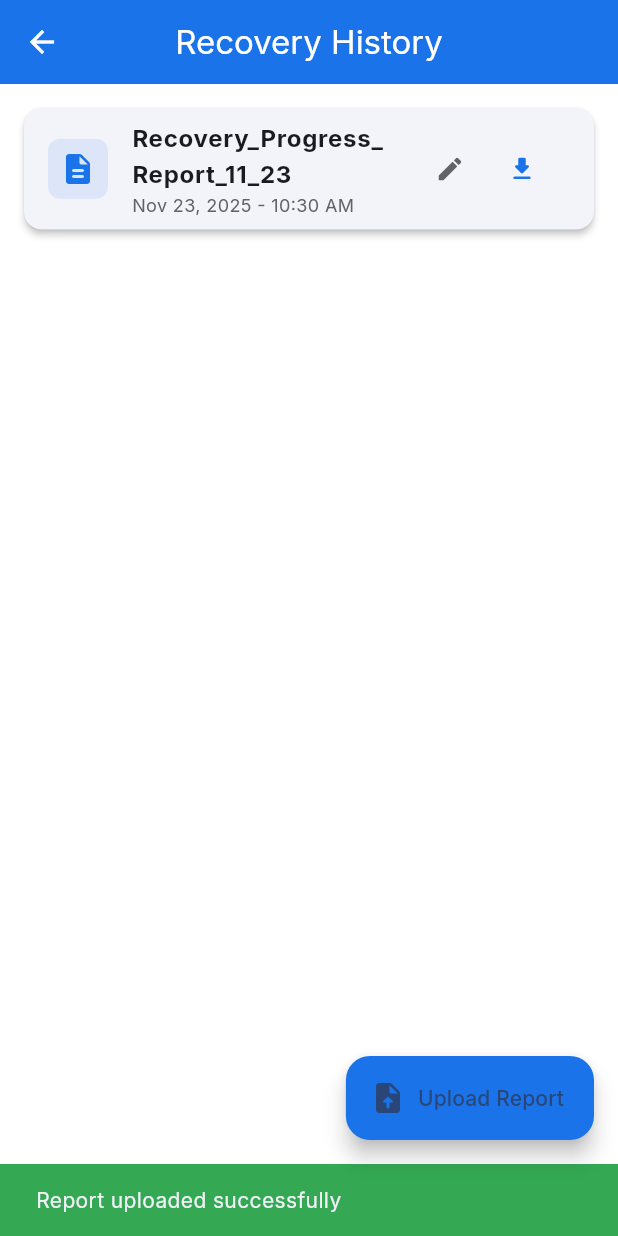
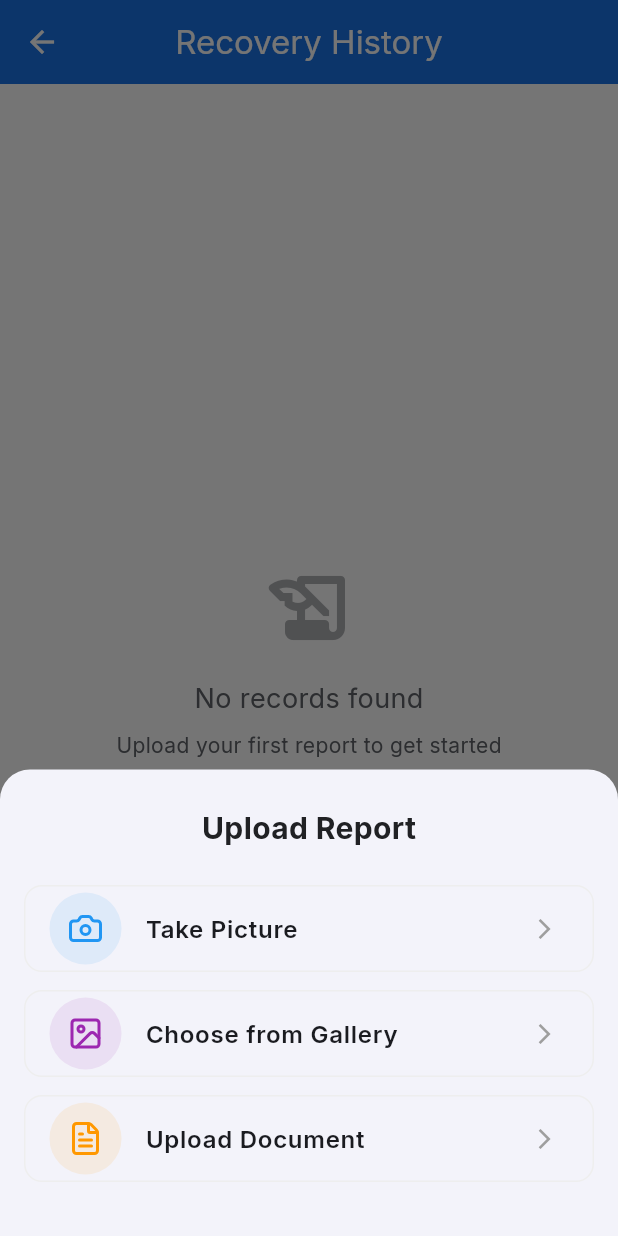
Before and after one commit to Kingmaker-RK/Medicus1, a Flutter app: the AddictionHistoryScreen screen opened directly, after a tap on "Upload Report", on a phone screen of 412 x 824 dp. Run offline on Flutter 3.47's test engine with Material 3 defaults, Android fonts, the phone set to English and light mode, and no system bars; our stand-ins replace dio, file_picker, firebase_auth, firebase_core, flutter_tts, go_router and 9 more; missing offline and left inert: deepl_dart, model_viewer_plus; accounts and stored records are empty.

Commit message:
Final commit - ensure all changes are saved
- Generated with [Teta](https://teta.so) using [Claude Code](https://claude.com/claude-code)

Co-Authored-By: Teta <noreply@teta.so> using Claude <noreply@anthropic.com>

```diff
--- a/lib/screens/addiction_history_screen.dart
+++ b/lib/screens/addiction_history_screen.dart
@@ -2,6 +2,7 @@ import 'package:flutter/material.dart';
 import '../models/addiction_record_model.dart';
 import '../constants/colors.dart';
 import '../widgets/translated_widget.dart';
+import '../widgets/upload_selector.dart';
 import 'package:intl/intl.dart';
 
 class AddictionHistoryScreen extends StatefulWidget {
@@ -14,7 +15,10 @@ class AddictionHistoryScreen extends StatefulWidget {
 class _AddictionHistoryScreenState extends State<AddictionHistoryScreen> {
   final List<AddictionRecord> _records = [];
 
-  void _uploadReport() {
+  Future<void> _uploadReport() async {
+    final filePath = await UploadSelector.pick(context);
+    if (filePath == null) return;
+
     setState(() {
       final now = DateTime.now();
       _records.insert(
@@ -23,16 +27,18 @@ class _AddictionHistoryScreenState extends State<AddictionHistoryScreen> {
           id: now.millisecondsSinceEpoch.toString(),
           fileName: 'Recovery_Progress_Report_${DateFormat('MM_dd').format(now)}',
           timestamp: now,
-          filePath: '/mock/path/to/report_${now.millisecondsSinceEpoch}.pdf',
+          filePath: filePath,
         ),
       );
     });
+    if (mounted) {
       ScaffoldMessenger.of(context).showSnackBar(
         const SnackBar(
           content: AutoTranslateText('Report uploaded successfully'),
           backgroundColor: AppColors.success,
         ),
       );
+    }
   }
 
   void _renameRecord(AddictionRecord record, String newName) {
--- /dev/null
+++ b/lib/widgets/upload_selector.dart
@@ -0,0 +1,109 @@
+import 'package:flutter/material.dart';
+import 'package:image_picker/image_picker.dart';
+import 'package:file_picker/file_picker.dart';
+import 'package:lucide_icons/lucide_icons.dart';
+import '../constants/colors.dart';
+import 'translated_widget.dart';
+
+enum UploadSourceType { camera, gallery, file }
+
+class UploadSelector {
+  static Future<String?> pick(BuildContext context) async {
+    final source = await showModalBottomSheet<UploadSourceType>(
+      context: context,
+      shape: const RoundedRectangleBorder(
+        borderRadius: BorderRadius.vertical(top: Radius.circular(20)),
+      ),
+      builder: (context) => _buildBottomSheet(context),
+    );
+
+    if (source == null) return null;
+
+    if (source == UploadSourceType.camera) {
+      final picker = ImagePicker();
+      final XFile? image = await picker.pickImage(source: ImageSource.camera);
+      return image?.path;
+    } else if (source == UploadSourceType.gallery) {
+      final picker = ImagePicker();
+      final XFile? image = await picker.pickImage(source: ImageSource.gallery);
+      return image?.path;
+    } else if (source == UploadSourceType.file) {
+      final FilePickerResult? result = await FilePicker.platform.pickFiles();
+      return result?.files.single.path;
+    }
+    return null;
+  }
+
+  static Widget _buildBottomSheet(BuildContext context) {
+    return Padding(
+      padding: const EdgeInsets.symmetric(vertical: 24, horizontal: 16),
+      child: Column(
+        mainAxisSize: MainAxisSize.min,
+        children: [
+          const AutoTranslateText(
+            'Upload Report',
+            style: TextStyle(
+              fontSize: 20,
+              fontWeight: FontWeight.bold,
+              color: AppColors.textPrimary,
+            ),
+          ),
+          const SizedBox(height: 24),
+          _buildOption(
+            context,
+            icon: LucideIcons.camera,
+            color: Colors.blue,
+            text: 'Take Picture',
+            source: UploadSourceType.camera,
+          ),
+          const SizedBox(height: 12),
+          _buildOption(
+            context,
+            icon: LucideIcons.image,
+            color: Colors.purple,
+            text: 'Choose from Gallery',
+            source: UploadSourceType.gallery,
+          ),
+          const SizedBox(height: 12),
+          _buildOption(
+            context,
+            icon: LucideIcons.fileText,
+            color: Colors.orange,
+            text: 'Upload Document',
+            source: UploadSourceType.file,
+          ),
+          const SizedBox(height: 12),
+        ],
+      ),
+    );
+  }
+
+  static Widget _buildOption(
+    BuildContext context, {
+    required IconData icon,
+    required Color color,
+    required String text,
+    required UploadSourceType source,
+  }) {
+    return ListTile(
+      leading: Container(
+        padding: const EdgeInsets.all(12),
+        decoration: BoxDecoration(
+          color: color.withValues(alpha: 0.1),
+          shape: BoxShape.circle,
+        ),
+        child: Icon(icon, color: color),
+      ),
+      title: AutoTranslateText(
+        text,
+        style: const TextStyle(fontWeight: FontWeight.w600),
+      ),
+      trailing: const Icon(Icons.arrow_forward_ios, size: 16, color: Colors.grey),
+      shape: RoundedRectangleBorder(
+        borderRadius: BorderRadius.circular(12),
+        side: BorderSide(color: Colors.grey.shade200),
+      ),
+      onTap: () => Navigator.pop(context, source),
+    );
+  }
+}
--- a/pubspec.yaml
+++ b/pubspec.yaml
@@ -84,6 +84,7 @@ dependencies:
   lucide_icons: ^0.257.0
   pdf: ^3.11.3
   printing: ^5.14.2
+  file_picker: ^10.3.7
 
 dev_dependencies:
   flutter_test:
```
Also changed, not shown: lib/screens/chiropractic_history_screen.dart (+8 -3 lines), lib/screens/dentist_history_screen.dart (+8 -3 lines), lib/screens/ent_history_screen.dart (+8 -2 lines), lib/screens/eye_care_history_screen.dart (+8 -2 lines), lib/screens/hiv_history_screen.dart (+8 -2 lines), lib/screens/physiotherapy_history_screen.dart (+8 -3 lines), lib/screens/podiatry_screen.dart (+8 -2 lines), lib/screens/pulmonology_screen.dart (+8 -2 lines), pubspec.lock, 4 other files. Lines whose indentation alone changed are shown as unchanged.
